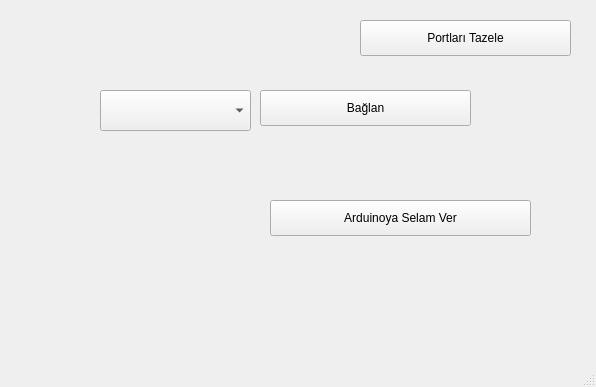
This is ArduinoSerialClass/mainwindow.ui in KamilKAYA/Qt as Qt 5 draws it before an edit. The edited form follows.
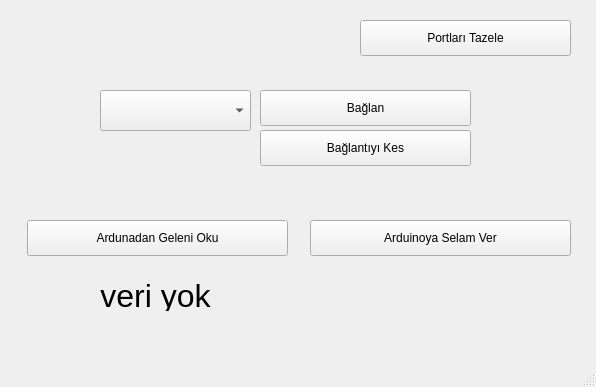
This is the edited form.

Commit message: Portdan data okuma tamamlandı.

What changed in the file:
```diff
--- a/ArduinoSerialClass/mainwindow.ui
+++ b/ArduinoSerialClass/mainwindow.ui
@@ -53,8 +53,8 @@
    <widget class="QPushButton" name="send">
     <property name="geometry">
      <rect>
-      <x>270</x>
-      <y>200</y>
+      <x>310</x>
+      <y>220</y>
       <width>261</width>
       <height>36</height>
      </rect>
@@ -63,6 +63,54 @@
      <string>Arduinoya Selam Ver</string>
     </property>
    </widget>
+   <widget class="QPushButton" name="disconnectFromArduino">
+    <property name="geometry">
+     <rect>
+      <x>260</x>
+      <y>130</y>
+      <width>211</width>
+      <height>36</height>
+     </rect>
+    </property>
+    <property name="text">
+     <string>Bağlantıyı Kes</string>
+    </property>
+   </widget>
+   <widget class="QPushButton" name="read">
+    <property name="geometry">
+     <rect>
+      <x>27</x>
+      <y>220</y>
+      <width>261</width>
+      <height>36</height>
+     </rect>
+    </property>
+    <property name="text">
+     <string>Ardunadan Geleni Oku</string>
+    </property>
+   </widget>
+   <widget class="QLabel" name="incomingData">
+    <property name="geometry">
+     <rect>
+      <x>20</x>
+      <y>280</y>
+      <width>271</width>
+      <height>31</height>
+     </rect>
+    </property>
+    <property name="font">
+     <font>
+      <family>.AppleSystemUIFont</family>
+      <pointsize>24</pointsize>
+     </font>
+    </property>
+    <property name="text">
+     <string>veri yok</string>
+    </property>
+    <property name="alignment">
+     <set>Qt::AlignCenter</set>
+    </property>
+   </widget>
   </widget>
   <widget class="QMenuBar" name="menubar">
    <property name="geometry">
```
Left out of the diff: 2 changed lines with no effect on the pictures. The commit also changes 6 other files.
